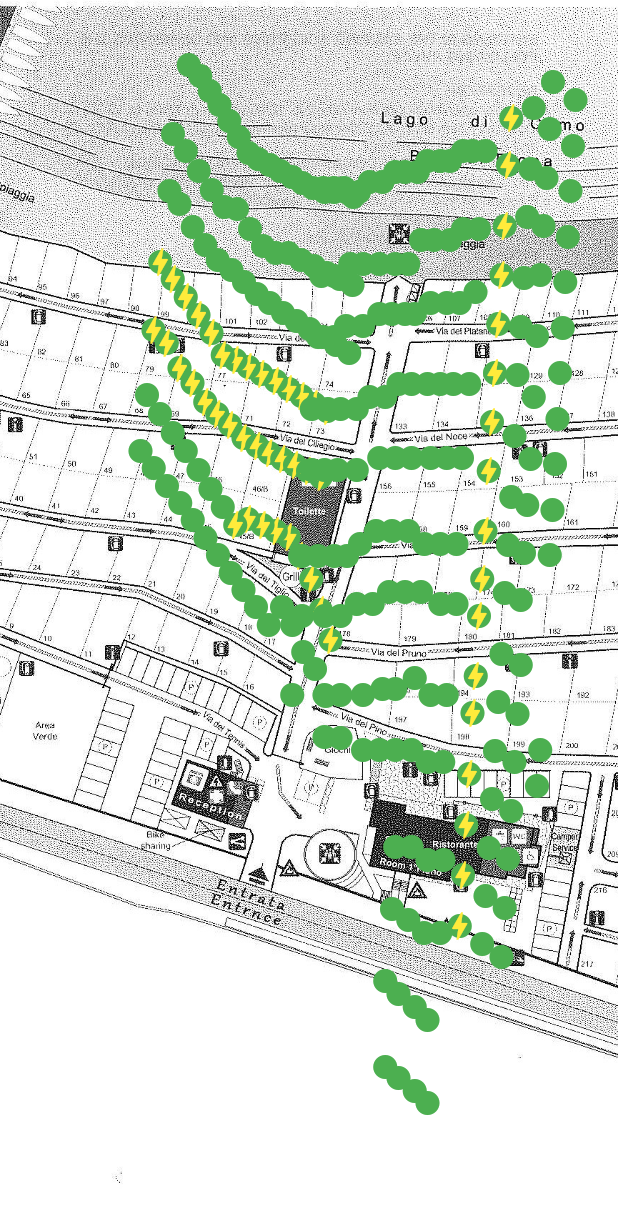
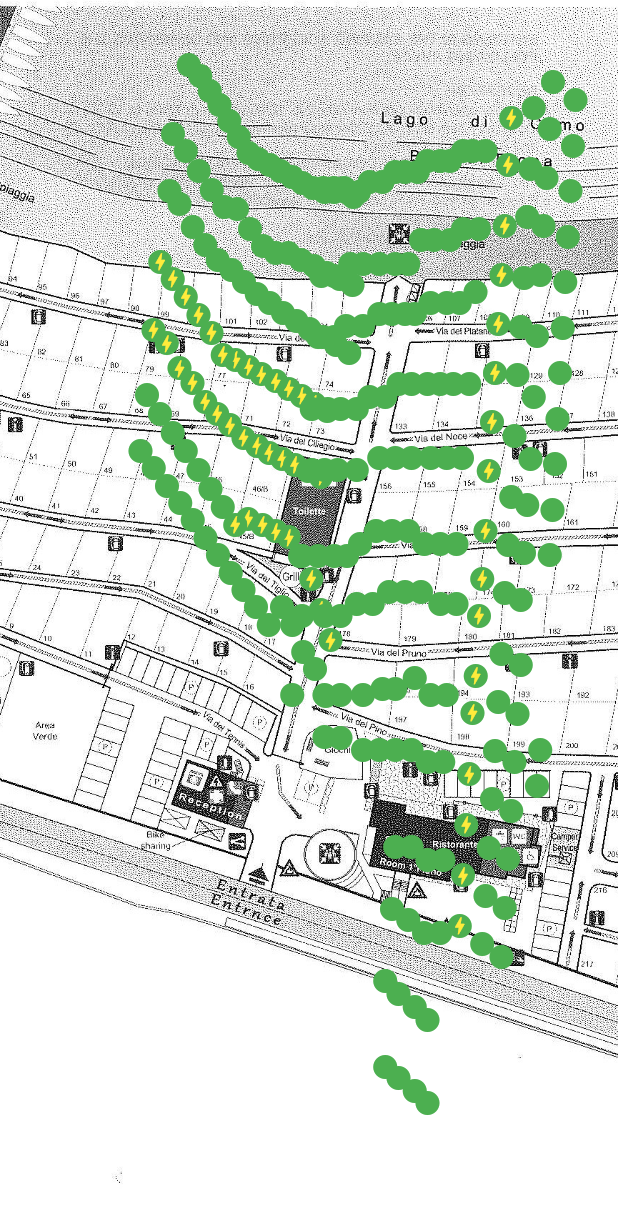
Before and after one commit to SiniMini04/GreenCamp, a Flutter app: the screen it shows after launch, on a phone screen of 412 x 824 dp. Shown: the top 1222 px of the screen. Run offline on Flutter 3.47's test engine with Material 2 defaults, Android fonts, the phone set to English and light mode, and no system bars; our stand-ins replace logger; missing offline and left inert: mysql1.

Commit message:
StromIcon:StromIcon:04
Changed size and made it an icon not an icon button

```diff
--- a/greencamp/lib/main.dart
+++ b/greencamp/lib/main.dart
@@ -48,9 +48,10 @@ class _MyAppState extends State<MyApp> {
                           IconButton(
                             onPressed: () async {},
                             icon: const Icon(Icons.fiber_manual_record),
-                            color: returnColorOption(index)
+                            color: Colors.green,
+                            /*color: returnColorOption(index)
                                 ? Colors.red
-                                : Colors.green,
+                                : Colors.green,*/
                             splashColor: Colors.transparent,
                             highlightColor: Colors.transparent,
                             hoverColor: Colors.transparent,
@@ -58,15 +59,11 @@ class _MyAppState extends State<MyApp> {
                           ),
                           if (positions[index]['electricityConnection'] == true)
                             Positioned.fill(
-                              child: IconButton(
-                                onPressed: () {},
-                                icon: const Icon(Icons.bolt),
-                                color: Colors.yellow,
-                                splashColor: Colors.transparent,
-                                highlightColor: Colors.transparent,
-                                hoverColor: Colors.transparent,
-                              ),
-                            ),
+                                child: Icon(
+                              Icons.bolt,
+                              color: Colors.yellow,
+                              size: 15.0,
+                            )),
                         ],
                       ),
                     ),
```
